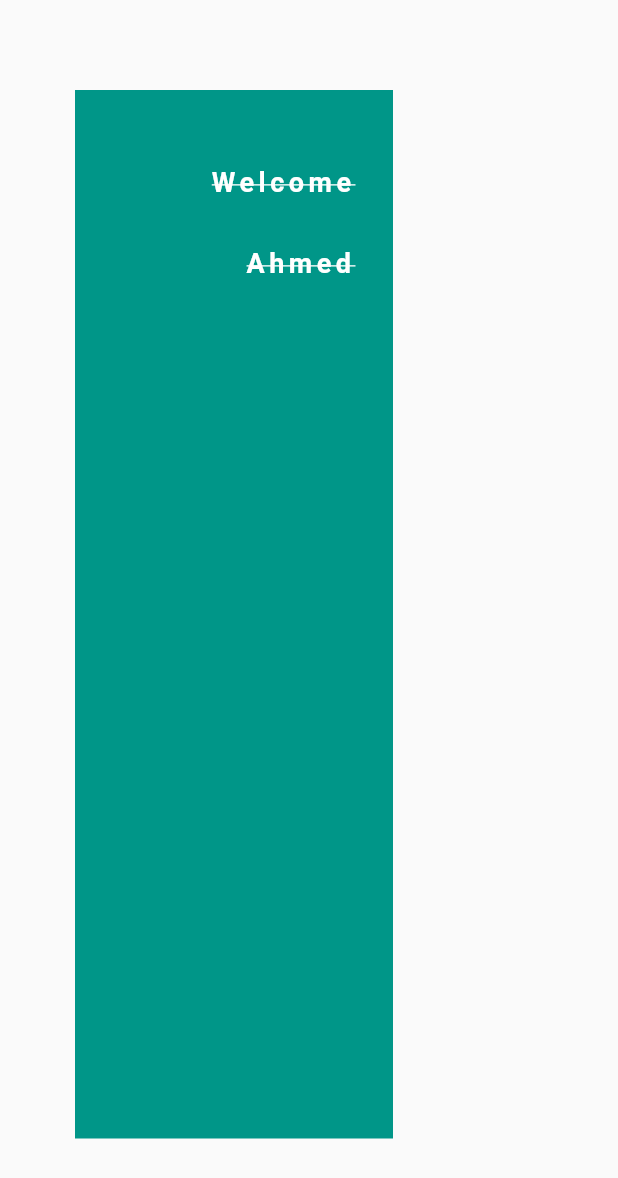
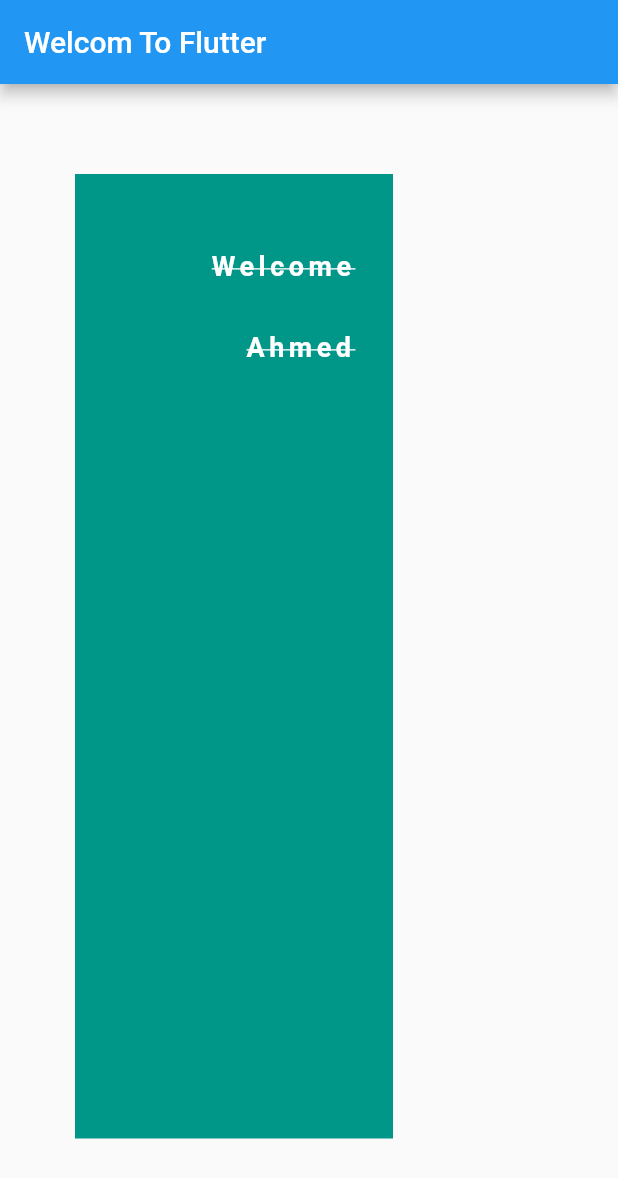
Before and after one commit to Mohammedazzam/flutter_app_002, a Flutter app: the screen it shows after launch, on a phone screen of 412 x 824 dp. Shown: the top 1178 px of the screen. Run offline on Flutter 3.47's test engine with Material 2 defaults, Android fonts, the phone set to English and light mode, and no system bars.

Commit message:
5.11(استخدام وجدت ال appBar)

```diff
--- a/lib/main.dart
+++ b/lib/main.dart
@@ -20,6 +20,9 @@ class HomeScreen extends StatelessWidget {
   Widget build(BuildContext context) {
 
     return Scaffold(
+      appBar: AppBar(
+        title: Text("Welcom To Flutter"),
+      ),
       body: Container(
         color: Colors.teal,
 //        width:350,
```
